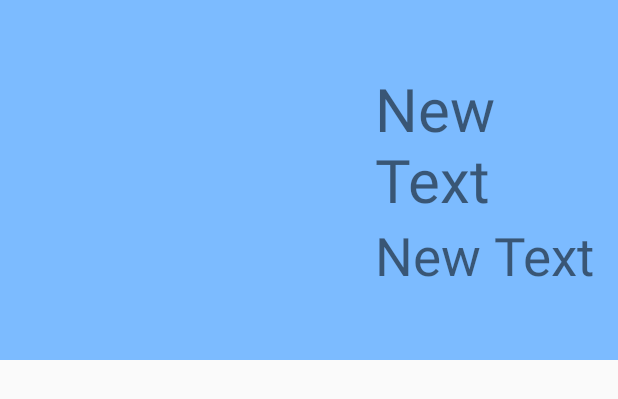
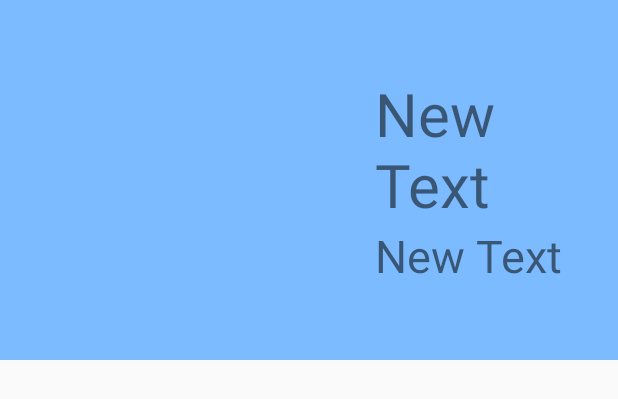
Before and after one commit to sirikwan38/Socail, an Android app: the layout social_listview.xml on its own in the app's theme, with its tools: preview values and no code run, on a phone screen of 412 x 824 dp. Shown: the top 399 px of the screen. Run offline under Robolectric (Android 15) with nearby library versions, the phone set to English and light mode, and no system bars.

Commit message:
ออกแบบหน้า2เสร็จ

```diff
--- a/app/src/main/res/layout/social_listview.xml
+++ b/app/src/main/res/layout/social_listview.xml
@@ -33,7 +33,7 @@
             android:layout_height="wrap_content"
             android:text="New Text"
             android:id="@+id/textView3"
-            android:textSize="35dp" />
+            android:textSize="30dp" />
     </LinearLayout>
 
 </LinearLayout>
```
